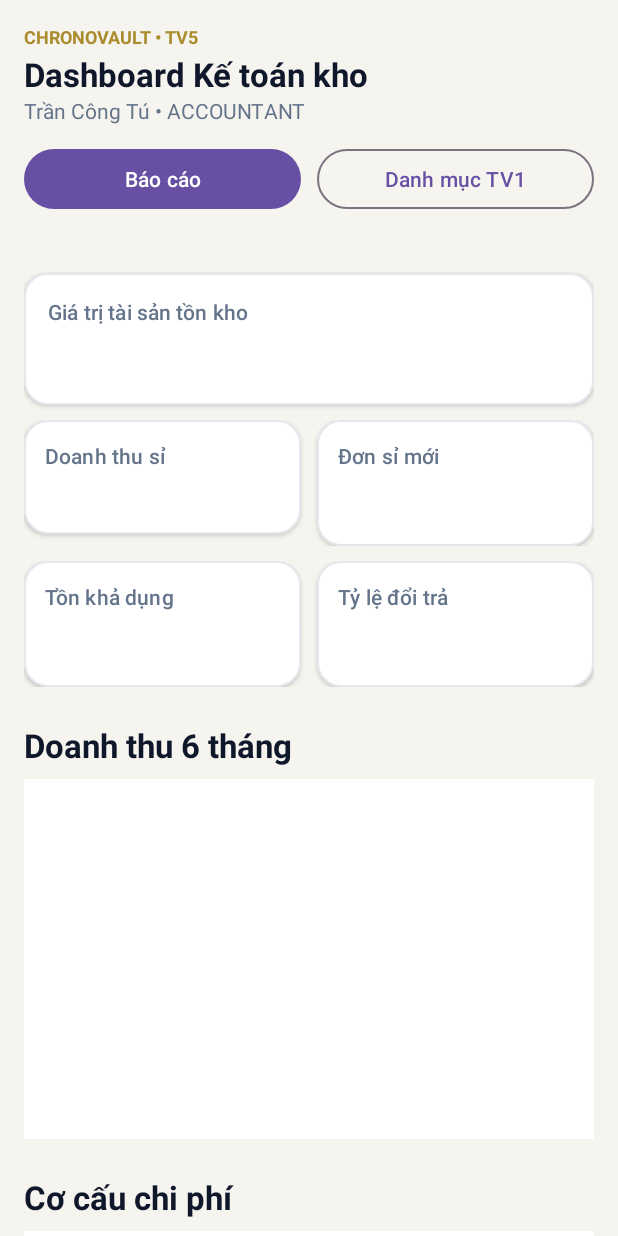
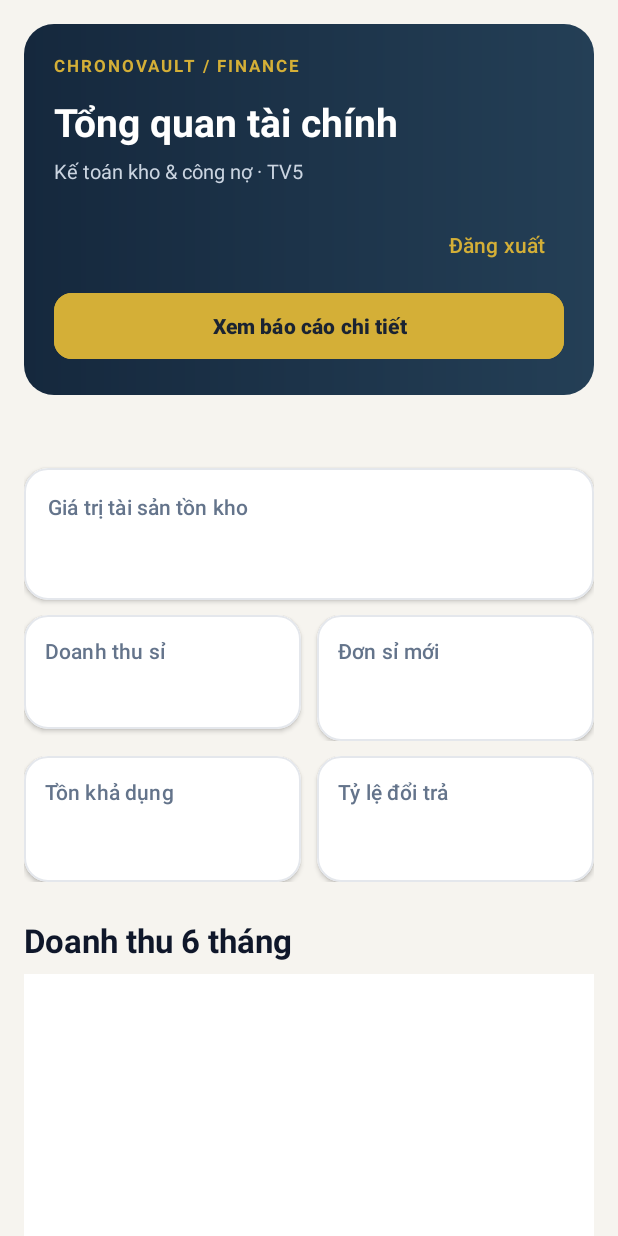
Before and after one commit to binh2351220081-ctrl/LapTrinhMang_5AESiuNhan, an Android app: the layout fragment_dashboard_overview.xml on its own in the app's theme, with its tools: preview values and no code run, on a phone screen of 412 x 824 dp. Run offline under Robolectric (Android 15) with nearby library versions, the phone set to English and light mode, and no system bars.

Commit message:
feat: improve dashboard and login flow

```diff
--- /dev/null
+++ b/android/app/src/main/res/drawable/bg_dashboard_header.xml
@@ -0,0 +1 @@
+<shape xmlns:android="http://schemas.android.com/apk/res/android"><gradient android:startColor="#15283D" android:endColor="#243F56" android:angle="0"/><corners android:radius="20dp"/></shape>
--- /dev/null
+++ b/android/app/src/main/res/drawable/ic_dashboard_back.xml
@@ -0,0 +1,3 @@
+<vector xmlns:android="http://schemas.android.com/apk/res/android" android:width="20dp" android:height="20dp" android:viewportWidth="24" android:viewportHeight="24">
+    <path android:fillColor="#1A2332" android:pathData="M20,11H7.83l5.59,-5.59L12,4l-8,8 8,8 1.41,-1.41L7.83,13H20z" />
+</vector>
--- a/android/app/src/main/res/layout/fragment_dashboard_overview.xml
+++ b/android/app/src/main/res/layout/fragment_dashboard_overview.xml
@@ -4,14 +4,17 @@
     android:layout_width="match_parent" android:layout_height="match_parent"
     android:background="@color/dashboard_canvas" android:clipToPadding="false" android:fillViewport="true" android:padding="16dp">
     <LinearLayout android:layout_width="match_parent" android:layout_height="wrap_content" android:orientation="vertical">
-        <TextView android:layout_width="match_parent" android:layout_height="wrap_content" android:text="CHRONOVAULT • TV5" android:textColor="@color/accent_gold_dark" android:textSize="12sp" android:textStyle="bold" />
-        <TextView android:layout_width="match_parent" android:layout_height="wrap_content" android:layout_marginTop="2dp" android:text="Dashboard Kế toán kho" android:textAppearance="@style/TextAppearance.ChronoVault.SectionTitle" />
-        <TextView android:layout_width="match_parent" android:layout_height="wrap_content" android:text="Trần Công Tú • ACCOUNTANT" android:textColor="@color/text_secondary" android:textSize="14sp" />
-        <LinearLayout android:layout_width="match_parent" android:layout_height="wrap_content" android:layout_marginTop="12dp" android:orientation="horizontal">
-            <com.google.android.material.button.MaterialButton android:id="@+id/btnDashboardReports" android:layout_width="0dp" android:layout_height="wrap_content" android:layout_weight="1" android:layout_marginEnd="5dp" android:text="@string/dashboard_reports" />
-            <com.google.android.material.button.MaterialButton android:id="@+id/btnDashboardProducts" style="@style/Widget.Material3.Button.OutlinedButton" android:layout_width="0dp" android:layout_height="wrap_content" android:layout_weight="1" android:layout_marginStart="5dp" android:text="@string/dashboard_products" />
+        <LinearLayout android:layout_width="match_parent" android:layout_height="wrap_content" android:orientation="vertical" android:background="@drawable/bg_dashboard_header" android:padding="20dp">
+            <TextView android:layout_width="match_parent" android:layout_height="wrap_content" android:text="CHRONOVAULT / FINANCE" android:textColor="@color/accent_gold" android:textSize="11sp" android:letterSpacing="0.12" android:textStyle="bold" />
+            <TextView android:layout_width="match_parent" android:layout_height="wrap_content" android:layout_marginTop="12dp" android:text="Tổng quan tài chính" android:textColor="@color/white" android:textSize="26sp" android:textStyle="bold" />
+            <TextView android:layout_width="match_parent" android:layout_height="wrap_content" android:layout_marginTop="6dp" android:text="Kế toán kho &amp; công nợ · TV5" android:textColor="#CBD5E1" android:textSize="13sp" />
+            <LinearLayout android:layout_width="match_parent" android:layout_height="wrap_content" android:layout_marginTop="16dp" android:orientation="horizontal" android:gravity="center_vertical">
+                <TextView android:id="@+id/tvDashboardUser" android:layout_width="0dp" android:layout_height="wrap_content" android:layout_weight="1" android:textColor="@color/white" android:textSize="14sp" android:textStyle="bold" />
+                <com.google.android.material.button.MaterialButton android:id="@+id/btnDashboardLogout" style="@style/Widget.Material3.Button.TextButton" android:layout_width="wrap_content" android:layout_height="wrap_content" android:minHeight="48dp" android:text="Đăng xuất" android:textAllCaps="false" android:textColor="@color/accent_gold" />
+            </LinearLayout>
+            <com.google.android.material.button.MaterialButton android:id="@+id/btnDashboardReports" android:layout_width="match_parent" android:layout_height="52dp" android:layout_marginTop="4dp" android:text="Xem báo cáo chi tiết" android:textAllCaps="false" android:textStyle="bold" android:textColor="@color/primary" android:backgroundTint="@color/accent_gold" app:cornerRadius="12dp" />
         </LinearLayout>
-        <TextView android:id="@+id/tvPeriod" android:layout_width="match_parent" android:layout_height="wrap_content" android:layout_marginTop="8dp" android:layout_marginBottom="12dp" android:textColor="@color/text_secondary" android:textSize="13sp" />
+        <TextView android:id="@+id/tvPeriod" android:layout_width="match_parent" android:layout_height="wrap_content" android:layout_marginTop="16dp" android:layout_marginBottom="14dp" android:textColor="@color/text_secondary" android:textSize="13sp" />
         <com.google.android.material.card.MaterialCardView style="@style/Widget.ChronoVault.DashboardCard" android:layout_width="match_parent" android:layout_height="wrap_content" android:layout_marginBottom="10dp">
             <LinearLayout android:layout_width="match_parent" android:layout_height="wrap_content" android:orientation="vertical" android:padding="16dp">
                 <TextView android:layout_width="wrap_content" android:layout_height="wrap_content" android:text="Giá trị tài sản tồn kho" android:textAppearance="@style/TextAppearance.ChronoVault.KpiLabel" />
--- a/android/app/src/main/res/values/strings.xml
+++ b/android/app/src/main/res/values/strings.xml
@@ -1,10 +1,10 @@
 <resources>
     <string name="app_name">ChronoVault WMS</string>
     <string name="dashboard_reports">Báo cáo</string>
-    <string name="dashboard_products">Danh mục TV1</string>
     <string name="dashboard_from_date">Từ ngày</string>
     <string name="dashboard_to_date">Đến ngày</string>
     <string name="dashboard_choose_report">Chọn báo cáo</string>
     <string name="dashboard_export_csv">Xuất CSV / Excel</string>
     <string name="dashboard_print_a4">In / Lưu PDF A4</string>
+    <string name="dashboard_back">Quay lại</string>
 </resources>
```
Also changed, not shown: android/app/src/main/java/com/example/chronovaultwms/MainActivity.kt (+13 -4 lines), android/app/src/main/java/com/example/chronovaultwms/dashboard/DashboardOverviewFragment.kt (+10 -2 lines), android/app/src/main/java/com/example/chronovaultwms/product/ProductListFragment.kt (+47 -10 lines), android/app/src/main/res/layout/fragment_dashboard_report_container.xml (+9 -10 lines), 1 other file.
